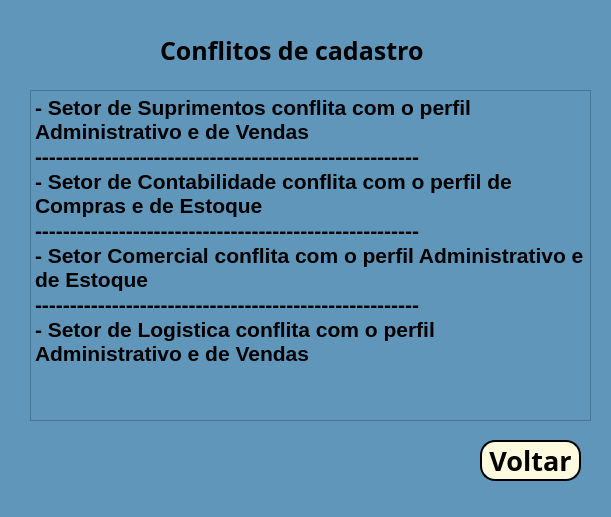
Leonardogotz/Sistema_de_Cadastro, file conflitos.ui: the form before one commit.
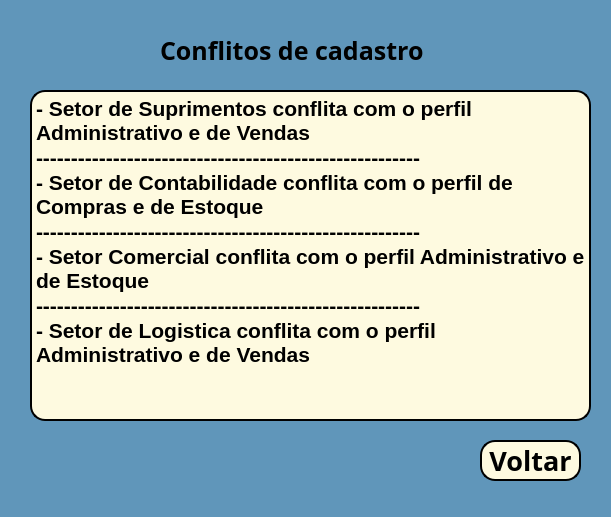
The form after the commit.

Diff of the .ui file:
```diff
--- a/conflitos.ui
+++ b/conflitos.ui
@@ -290,6 +290,14 @@
        <height>331</height>
       </rect>
      </property>
+     <property name="styleSheet">
+      <string notr="true">border-radius: 15px;
+border-color: rgb(0, 0, 0);
+border-style: outset;
+border-width: 2px;
+background-color: rgb(254, 250, 224);
+color: rgb(0, 0, 0);</string>
+     </property>
      <property name="html">
       <string>&lt;!DOCTYPE HTML PUBLIC &quot;-//W3C//DTD HTML 4.0//EN&quot; &quot;http://www.w3.org/TR/REC-html40/strict.dtd&quot;&gt;
 &lt;html&gt;&lt;head&gt;&lt;meta name=&quot;qrichtext&quot; content=&quot;1&quot; /&gt;&lt;style type=&quot;text/css&quot;&gt;
```
